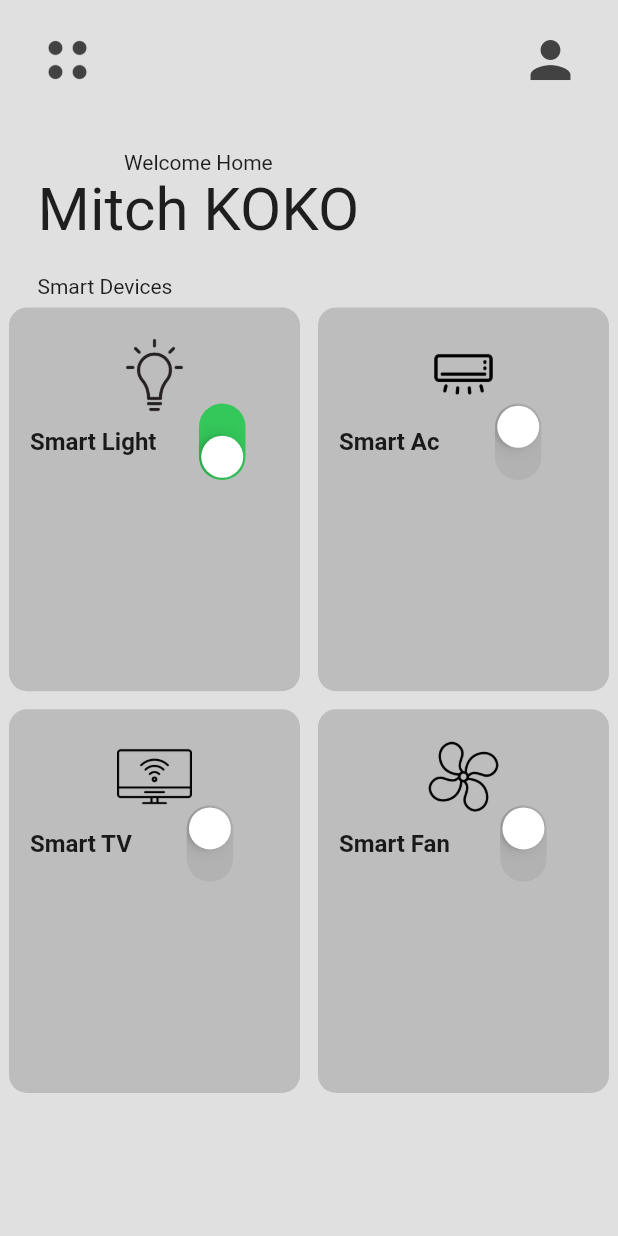
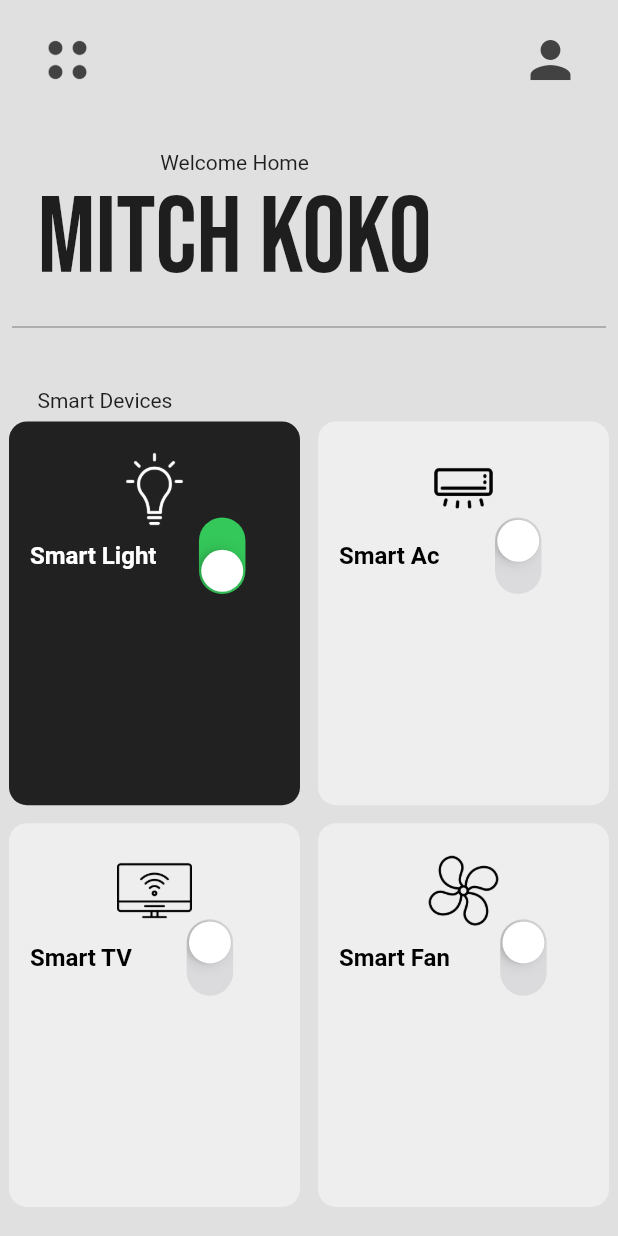
Before and after one commit to nazmullhossain/ui_design, a Flutter app: the screen it shows after launch, on a phone screen of 412 x 824 dp. Run offline on Flutter 3.47's test engine with Material 2 defaults, Android fonts, the light colour scheme and no system bars; our stand-ins replace google_fonts; missing offline and left inert: torch_light.

Commit message:
ui desing completed

```diff
--- a/lib/pages/home_page.dart
+++ b/lib/pages/home_page.dart
@@ -1,4 +1,6 @@
 import 'package:flutter/material.dart';
+import 'package:google_fonts/google_fonts.dart';
+import 'package:torch_light/torch_light.dart';
 import 'package:ui_design_home/utils/smart_device_box.dart';
 
 class HomePage extends StatefulWidget {
@@ -18,6 +20,36 @@ class _HomePageState extends State<HomePage> {
     ["Smart TV", "images/smart-tv.png", false],
     ["Smart Fan", "images/fan.png", false]
   ];
+  void powerSwitchChanged(bool value, int index  ) {
+    setState(() {
+      mySmartDevice[index][2] = value;
+    });
+  }
+
+  void tochLight()async{
+    // Enable torch and manage all kind of errors
+    try {
+      await TorchLight.enableTorch();
+    } on EnableTorchExistentUserException catch (e) {
+      // The camera is in use
+    } on EnableTorchNotAvailableException catch (e) {
+      // Torch was not detected
+    } on EnableTorchException catch (e) {
+      // Torch could not be enabled due to another error
+    }
+
+// Disable torch and manage all kind of errors
+    try {
+      await TorchLight.disableTorch();
+    } on DisableTorchExistentUserException catch (e) {
+      // The camera is in use
+    } on DisableTorchNotAvailableException catch (e) {
+      // Torch was not detected
+    } on DisableTorchException catch (e) {
+      // Torch could not be disabled due to another error
+    }
+  }
+
 
   @override
   Widget build(BuildContext context) {
@@ -53,17 +85,24 @@ class _HomePageState extends State<HomePage> {
             Padding(
               padding: EdgeInsets.symmetric(horizontal: horizontalPadding),
               child: Column(
-                children: const [
+                children: [
                   Text("Welcome Home"),
                   Text(
                     "Mitch KOKO",
-                    style: TextStyle(fontSize: 40),
+                    style: GoogleFonts.bebasNeue(fontSize: 72),
                   )
                 ],
               ),
             ),
+            const Padding(
+              padding: EdgeInsets.all(8.0),
+              child: Divider(
+                thickness: 1,
+                color: Colors.grey,
+              ),
+            ),
             const SizedBox(
-              height: 20,
+              height: 25,
             ),
             Padding(
               padding: EdgeInsets.symmetric(horizontal: horizontalPadding),
@@ -78,14 +117,14 @@ class _HomePageState extends State<HomePage> {
                     itemCount: mySmartDevice.length,
                     gridDelegate:
                         const SliverGridDelegateWithFixedCrossAxisCount(
-                            crossAxisCount: 2,
-                        childAspectRatio: 1/1.3),
+                            crossAxisCount: 2, childAspectRatio: 1 / 1.3),
                     itemBuilder: (context, index) {
-                      return  SmartDeviceBox(
-                        iconPath: mySmartDevice[index][1],
-                        powerOn: mySmartDevice[index][2],
-                        smartDeviceName: mySmartDevice[index][0],
-                        onChanged: (bool ) {  },);
+                      return SmartDeviceBox(
+                          iconPath: mySmartDevice[index][1],
+                          powerOn: mySmartDevice[index][2],
+                          smartDeviceName: mySmartDevice[index][0],
+                          onChanged: (value) =>
+                              powerSwitchChanged(value, index));
                     }))
           ],
         ),
--- a/lib/utils/smart_device_box.dart
+++ b/lib/utils/smart_device_box.dart
@@ -23,12 +23,13 @@ class SmartDeviceBox extends StatelessWidget {
       child: Container(
         padding: EdgeInsets.symmetric(vertical: 20, horizontal: 8),
         decoration: BoxDecoration(
-            color: Colors.grey[400], borderRadius: BorderRadius.circular(12.0)),
+            color:powerOn? Colors.grey[900]: Colors.grey[200], borderRadius: BorderRadius.circular(12.0)),
         child: Column(
           children: [
             Image.asset(
               iconPath,
               height: 50,
+              color: powerOn? Colors.white:Colors.black,
             ),
             Row(
               children: [
@@ -36,13 +37,16 @@ class SmartDeviceBox extends StatelessWidget {
                   padding: const EdgeInsets.only(left: 6),
                   child: Text(
                     smartDeviceName,
-                    style: TextStyle(fontWeight: FontWeight.bold, fontSize: 16),
+                    style: TextStyle(fontWeight: FontWeight.bold, fontSize: 16,
+                    color: powerOn?Colors.white:Colors.black),
                   ),
                 ),
                 Expanded(
                   child: Transform.rotate(
                     angle: pi / 2,
-                    child: CupertinoSwitch(value: powerOn, onChanged: onChanged),
+                    child: CupertinoSwitch(
+
+                        value: powerOn, onChanged: onChanged),
                   ),
                 )
               ],
--- a/pubspec.yaml
+++ b/pubspec.yaml
@@ -36,6 +36,8 @@ dependencies:
   # The following adds the Cupertino Icons font to your application.
   # Use with the CupertinoIcons class for iOS style icons.
   cupertino_icons: ^1.0.2
+  google_fonts: ^3.0.1
+  torch_light: ^1.0.0
 
 dev_dependencies:
   flutter_test:
```
Also changed, not shown: pubspec.lock.
